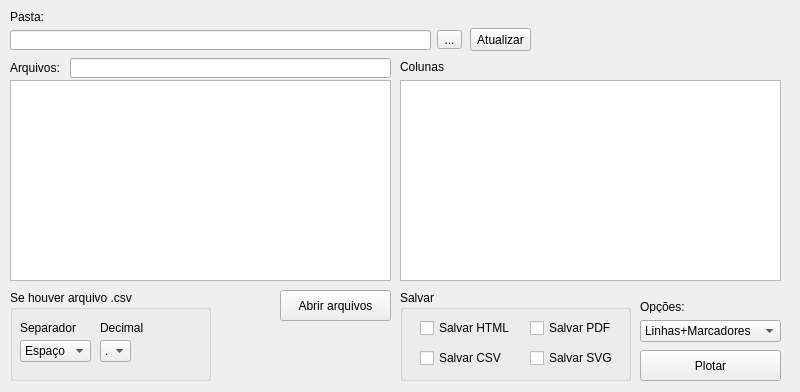
The window that compare-results/app2/window.ui (RodLondero/mestrado-codes) describes before a commit, drawn with Qt 5.
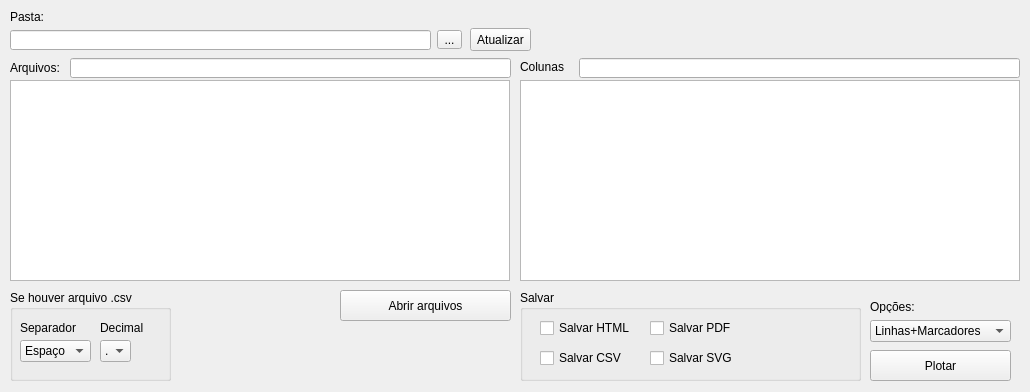
The same window after the commit.

Commit message: Filter columns

Patch:
```diff
--- a/compare-results/app2/window.ui
+++ b/compare-results/app2/window.ui
@@ -6,7 +6,7 @@
    <rect>
     <x>0</x>
     <y>0</y>
-    <width>800</width>
+    <width>1030</width>
     <height>392</height>
    </rect>
   </property>
@@ -66,9 +66,9 @@
    <widget class="QPushButton" name="btnAbrir">
     <property name="geometry">
      <rect>
-      <x>280</x>
+      <x>340</x>
       <y>290</y>
-      <width>111</width>
+      <width>171</width>
       <height>31</height>
      </rect>
     </property>
@@ -85,7 +85,7 @@
    <widget class="QLabel" name="label_3">
     <property name="geometry">
      <rect>
-      <x>400</x>
+      <x>520</x>
       <y>60</y>
       <width>47</width>
       <height>13</height>
@@ -98,7 +98,7 @@
    <widget class="QPushButton" name="btnPlotar">
     <property name="geometry">
      <rect>
-      <x>640</x>
+      <x>870</x>
       <y>350</y>
       <width>141</width>
       <height>31</height>
@@ -113,7 +113,7 @@
      <rect>
       <x>10</x>
       <y>290</y>
-      <width>201</width>
+      <width>161</width>
       <height>91</height>
      </rect>
     </property>
@@ -197,7 +197,7 @@
      <rect>
       <x>10</x>
       <y>80</y>
-      <width>381</width>
+      <width>500</width>
       <height>201</height>
      </rect>
     </property>
@@ -205,9 +205,9 @@
    <widget class="QListWidget" name="listColunas">
     <property name="geometry">
      <rect>
-      <x>400</x>
+      <x>520</x>
       <y>80</y>
-      <width>381</width>
+      <width>500</width>
       <height>201</height>
      </rect>
     </property>
@@ -228,9 +228,9 @@
    <widget class="QGroupBox" name="groupBox_2">
     <property name="geometry">
      <rect>
-      <x>400</x>
+      <x>520</x>
       <y>290</y>
-      <width>231</width>
+      <width>341</width>
       <height>91</height>
      </rect>
     </property>
@@ -293,7 +293,7 @@
    <widget class="QComboBox" name="comboOpcoes">
     <property name="geometry">
      <rect>
-      <x>640</x>
+      <x>870</x>
       <y>320</y>
       <width>141</width>
       <height>22</height>
@@ -318,7 +318,7 @@
    <widget class="QLabel" name="label_6">
     <property name="geometry">
      <rect>
-      <x>640</x>
+      <x>870</x>
       <y>300</y>
       <width>47</width>
       <height>13</height>
@@ -333,7 +333,17 @@
      <rect>
       <x>70</x>
       <y>58</y>
-      <width>321</width>
+      <width>441</width>
+      <height>20</height>
+     </rect>
+    </property>
+   </widget>
+   <widget class="QLineEdit" name="editFiltroColunas">
+    <property name="geometry">
+     <rect>
+      <x>579</x>
+      <y>58</y>
+      <width>441</width>
       <height>20</height>
      </rect>
     </property>
```
